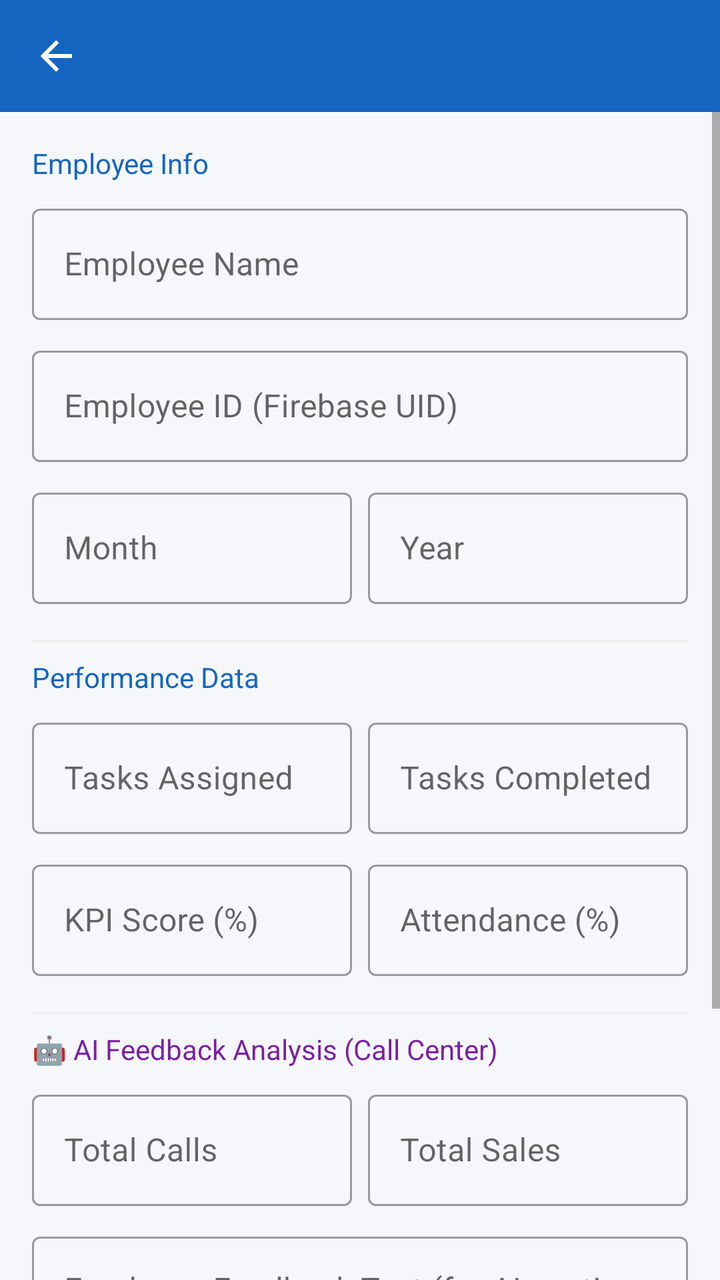
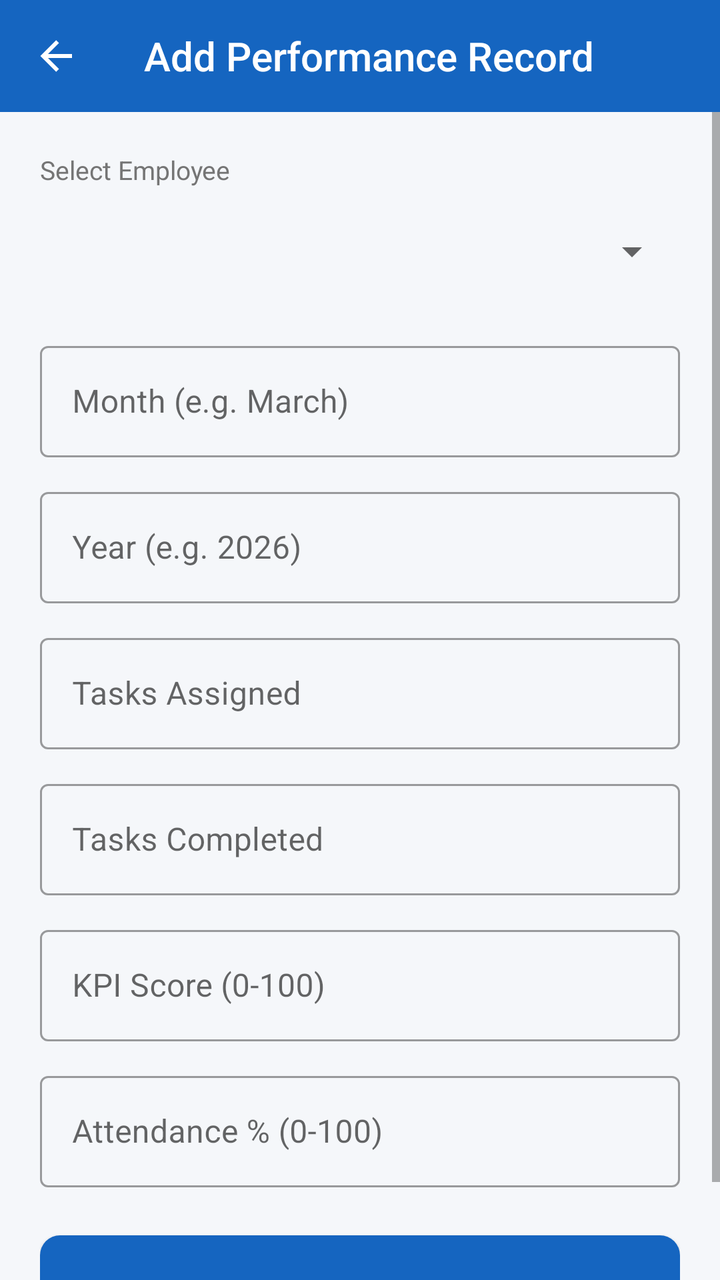

Before-and-after screenshots of an Android layout around one commit, followed by the original layout XML and the change that was made.
<!-- AndroidManifest.xml: application theme Theme.WorkVerse -->
<!-- res/layout/activity_add_performance.xml -->
<?xml version="1.0" encoding="utf-8"?>
<LinearLayout xmlns:android="http://schemas.android.com/apk/res/android"
    xmlns:app="http://schemas.android.com/apk/res-auto"
    android:layout_width="match_parent" android:layout_height="match_parent"
    android:orientation="vertical" android:background="@color/background">

    <androidx.appcompat.widget.Toolbar android:id="@+id/toolbar"
        android:layout_width="match_parent" android:layout_height="?attr/actionBarSize"
        android:background="@color/primary" app:titleTextColor="@color/white"
        app:navigationIcon="@drawable/ic_back"/>

    <ScrollView android:layout_width="match_parent" android:layout_height="0dp" android:layout_weight="1">
        <LinearLayout android:layout_width="match_parent" android:layout_height="wrap_content"
            android:orientation="vertical" android:padding="16dp">

            <TextView android:layout_width="wrap_content" android:layout_height="wrap_content"
                android:text="Employee Info" android:textSize="14sp" android:fontFamily="sans-serif-bold"
                android:textColor="@color/primary" android:layout_marginBottom="8dp"/>

            <com.google.android.material.textfield.TextInputLayout android:layout_width="match_parent"
                android:layout_height="wrap_content" android:hint="Employee Name"
                style="@style/Widget.MaterialComponents.TextInputLayout.OutlinedBox" android:layout_marginBottom="10dp">
                <com.google.android.material.textfield.TextInputEditText android:id="@+id/etEmployeeName"
                    android:layout_width="match_parent" android:layout_height="wrap_content"/>
            </com.google.android.material.textfield.TextInputLayout>

            <com.google.android.material.textfield.TextInputLayout android:layout_width="match_parent"
                android:layout_height="wrap_content" android:hint="Employee ID (Firebase UID)"
                style="@style/Widget.MaterialComponents.TextInputLayout.OutlinedBox" android:layout_marginBottom="10dp">
                <com.google.android.material.textfield.TextInputEditText android:id="@+id/etEmployeeId"
                    android:layout_width="match_parent" android:layout_height="wrap_content"/>
            </com.google.android.material.textfield.TextInputLayout>

            <LinearLayout android:layout_width="match_parent" android:layout_height="wrap_content"
                android:orientation="horizontal">
                <com.google.android.material.textfield.TextInputLayout android:layout_width="0dp"
                    android:layout_height="wrap_content" android:layout_weight="1" android:hint="Month"
                    style="@style/Widget.MaterialComponents.TextInputLayout.OutlinedBox"
                    android:layout_marginEnd="8dp" android:layout_marginBottom="10dp">
                    <com.google.android.material.textfield.TextInputEditText android:id="@+id/etMonth"
                        android:layout_width="match_parent" android:layout_height="wrap_content"/>
                </com.google.android.material.textfield.TextInputLayout>
                <com.google.android.material.textfield.TextInputLayout android:layout_width="0dp"
                    android:layout_height="wrap_content" android:layout_weight="1" android:hint="Year"
                    style="@style/Widget.MaterialComponents.TextInputLayout.OutlinedBox" android:layout_marginBottom="10dp">
                    <com.google.android.material.textfield.TextInputEditText android:id="@+id/etYear"
                        android:layout_width="match_parent" android:layout_height="wrap_content"
                        android:inputType="number"/>
                </com.google.android.material.textfield.TextInputLayout>
            </LinearLayout>

            <View android:layout_width="match_parent" android:layout_height="1dp"
                android:background="#EEEEEE" android:layout_marginVertical="8dp"/>
            <TextView android:layout_width="wrap_content" android:layout_height="wrap_content"
                android:text="Performance Data" android:textSize="14sp" android:fontFamily="sans-serif-bold"
                android:textColor="@color/primary" android:layout_marginBottom="8dp"/>

            <LinearLayout android:layout_width="match_parent" android:layout_height="wrap_content"
                android:orientation="horizontal">
                <com.google.android.material.textfield.TextInputLayout android:layout_width="0dp"
                    android:layout_height="wrap_content" android:layout_weight="1" android:hint="Tasks Assigned"
                    style="@style/Widget.MaterialComponents.TextInputLayout.OutlinedBox"
                    android:layout_marginEnd="8dp" android:layout_marginBottom="10dp">
                    <com.google.android.material.textfield.TextInputEditText android:id="@+id/etTasksAssigned"
                        android:layout_width="match_parent" android:layout_height="wrap_content"
                        android:inputType="number"/>
                </com.google.android.material.textfield.TextInputLayout>
                <com.google.android.material.textfield.TextInputLayout android:layout_width="0dp"
                    android:layout_height="wrap_content" android:layout_weight="1" android:hint="Tasks Completed"
                    style="@style/Widget.MaterialComponents.TextInputLayout.OutlinedBox" android:layout_marginBottom="10dp">
                    <com.google.android.material.textfield.TextInputEditText android:id="@+id/etTasksCompleted"
                        android:layout_width="match_parent" android:layout_height="wrap_content"
                        android:inputType="number"/>
                </com.google.android.material.textfield.TextInputLayout>
            </LinearLayout>

            <LinearLayout android:layout_width="match_parent" android:layout_height="wrap_content"
                android:orientation="horizontal">
                <com.google.android.material.textfield.TextInputLayout android:layout_width="0dp"
                    android:layout_height="wrap_content" android:layout_weight="1" android:hint="KPI Score (%)"
                    style="@style/Widget.MaterialComponents.TextInputLayout.OutlinedBox"
                    android:layout_marginEnd="8dp" android:layout_marginBottom="10dp">
                    <com.google.android.material.textfield.TextInputEditText android:id="@+id/etKpiScore"
                        android:layout_width="match_parent" android:layout_height="wrap_content"
                        android:inputType="numberDecimal"/>
                </com.google.android.material.textfield.TextInputLayout>
                <com.google.android.material.textfield.TextInputLayout android:layout_width="0dp"
                    android:layout_height="wrap_content" android:layout_weight="1" android:hint="Attendance (%)"
                    style="@style/Widget.MaterialComponents.TextInputLayout.OutlinedBox" android:layout_marginBottom="10dp">
                    <com.google.android.material.textfield.TextInputEditText android:id="@+id/etAttendance"
                        android:layout_width="match_parent" android:layout_height="wrap_content"
                        android:inputType="numberDecimal"/>
                </com.google.android.material.textfield.TextInputLayout>
            </LinearLayout>

            <View android:layout_width="match_parent" android:layout_height="1dp"
                android:background="#EEEEEE" android:layout_marginVertical="8dp"/>
            <TextView android:layout_width="wrap_content" android:layout_height="wrap_content"
                android:text="🤖 AI Feedback Analysis (Call Center)" android:textSize="14sp"
                android:fontFamily="sans-serif-bold" android:textColor="#7B1FA2" android:layout_marginBottom="8dp"/>

            <LinearLayout android:layout_width="match_parent" android:layout_height="wrap_content"
                android:orientation="horizontal">
                <com.google.android.material.textfield.TextInputLayout android:layout_width="0dp"
                    android:layout_height="wrap_content" android:layout_weight="1" android:hint="Total Calls"
                    style="@style/Widget.MaterialComponents.TextInputLayout.OutlinedBox"
                    android:layout_marginEnd="8dp" android:layout_marginBottom="10dp">
                    <com.google.android.material.textfield.TextInputEditText android:id="@+id/etTotalCalls"
                        android:layout_width="match_parent" android:layout_height="wrap_content"
                        android:inputType="number"/>
                </com.google.android.material.textfield.TextInputLayout>
                <com.google.android.material.textfield.TextInputLayout android:layout_width="0dp"
                    android:layout_height="wrap_content" android:layout_weight="1" android:hint="Total Sales"
                    style="@style/Widget.MaterialComponents.TextInputLayout.OutlinedBox" android:layout_marginBottom="10dp">
                    <com.google.android.material.textfield.TextInputEditText android:id="@+id/etTotalSales"
                        android:layout_width="match_parent" android:layout_height="wrap_content"
                        android:inputType="number"/>
                </com.google.android.material.textfield.TextInputLayout>
            </LinearLayout>

            <com.google.android.material.textfield.TextInputLayout android:layout_width="match_parent"
                android:layout_height="wrap_content"
                android:hint="Employee Feedback Text (for AI sentiment analysis)"
                style="@style/Widget.MaterialComponents.TextInputLayout.OutlinedBox" android:layout_marginBottom="10dp">
                <com.google.android.material.textfield.TextInputEditText android:id="@+id/etFeedbackText"
                    android:layout_width="match_parent" android:layout_height="wrap_content"
                    android:minLines="3" android:gravity="top" android:inputType="textMultiLine"/>
            </com.google.android.material.textfield.TextInputLayout>

            <TextView android:id="@+id/tvAIPreview" android:layout_width="match_parent"
                android:layout_height="wrap_content" android:text="AI will auto-analyze on save"
                android:textColor="#7B1FA2" android:textSize="11sp" android:layout_marginBottom="12dp"/>

            <ProgressBar android:id="@+id/progressBar" android:layout_width="wrap_content"
                android:layout_height="wrap_content" android:layout_gravity="center"
                android:visibility="gone" android:layout_marginBottom="8dp"/>

            <Button android:id="@+id/btnSubmit" android:layout_width="match_parent"
                android:layout_height="52dp" android:text="Save Performance Record"
                android:backgroundTint="@color/primary" android:textColor="@color/white"
                app:cornerRadius="10dp"/>
        </LinearLayout>
    </ScrollView>
</LinearLayout>
<!-- resources referenced by this layout -->
<resources>
  <color name="background">#F5F7FA</color>
  <color name="primary">#1565C0</color>
  <color name="white">#FFFFFF</color>
  <!-- drawable ic_back (drawable) -->
  <?xml version="1.0" encoding="utf-8"?>
  <vector xmlns:android="http://schemas.android.com/apk/res/android" android:width="24dp" android:height="24dp" android:viewportWidth="24" android:viewportHeight="24">
      <path android:fillColor="#FFFFFF" android:pathData="M20,11V13H8L13.5,18.5L12.08,19.92L4.16,12L12.08,4.08L13.5,5.5L8,11H20Z"/>
  </vector>
  <style name="Theme.WorkVerse" parent="Theme.MaterialComponents.Light.NoActionBar">
          <item name="colorPrimary">@color/primary</item>
          <item name="colorPrimaryVariant">@color/primary_dark</item>
          <item name="colorOnPrimary">@color/white</item>
          <item name="colorSecondary">@color/accent</item>
          <item name="android:colorBackground">@color/background</item>
          <item name="android:statusBarColor">@color/primary_dark</item>
      </style>
  <color name="primary_dark">#0D47A1</color>
  <color name="accent">#FF8F00</color>
</resources>

<!-- the commit's change to res/layout/activity_add_performance.xml (unified diff, before → after) -->
@@ -1,144 +1,145 @@
 <?xml version="1.0" encoding="utf-8"?>
 <LinearLayout xmlns:android="http://schemas.android.com/apk/res/android"
     xmlns:app="http://schemas.android.com/apk/res-auto"
-    android:layout_width="match_parent" android:layout_height="match_parent"
-    android:orientation="vertical" android:background="@color/background">
+    android:layout_width="match_parent"
+    android:layout_height="match_parent"
+    android:background="@color/background"
+    android:orientation="vertical">
 
-    <androidx.appcompat.widget.Toolbar android:id="@+id/toolbar"
-        android:layout_width="match_parent" android:layout_height="?attr/actionBarSize"
-        android:background="@color/primary" app:titleTextColor="@color/white"
-        app:navigationIcon="@drawable/ic_back"/>
+    <androidx.appcompat.widget.Toolbar
+        android:id="@+id/toolbar"
+        style="@style/WorkVerse.Toolbar"
+        android:layout_width="match_parent"
+        android:layout_height="?attr/actionBarSize"
+        app:navigationIcon="@drawable/ic_back"
+        app:title="Add Performance Record" />
 
-    <ScrollView android:layout_width="match_parent" android:layout_height="0dp" android:layout_weight="1">
-        <LinearLayout android:layout_width="match_parent" android:layout_height="wrap_content"
-            android:orientation="vertical" android:padding="16dp">
+    <ScrollView
+        android:layout_width="match_parent"
+        android:layout_height="0dp"
+        android:layout_weight="1">
 
-            <TextView android:layout_width="wrap_content" android:layout_height="wrap_content"
-                android:text="Employee Info" android:textSize="14sp" android:fontFamily="sans-serif-bold"
-                android:textColor="@color/primary" android:layout_marginBottom="8dp"/>
+        <LinearLayout
+            android:layout_width="match_parent"
+            android:layout_height="wrap_content"
+            android:orientation="vertical"
+            android:padding="20dp">
 
-            <com.google.android.material.textfield.TextInputLayout android:layout_width="match_parent"
-                android:layout_height="wrap_content" android:hint="Employee Name"
-                style="@style/Widget.MaterialComponents.TextInputLayout.OutlinedBox" android:layout_marginBottom="10dp">
-                <com.google.android.material.textfield.TextInputEditText android:id="@+id/etEmployeeName"
-                    android:layout_width="match_parent" android:layout_height="wrap_content"/>
+            <TextView
+                android:layout_width="wrap_content"
+                android:layout_height="wrap_content"
+                android:layout_marginBottom="6dp"
+                android:text="Select Employee"
+                android:textColor="@color/text_secondary"
+                android:textSize="13sp" />
+
+            <Spinner
+                android:id="@+id/spinnerEmployee"
+                android:layout_width="match_parent"
+                android:layout_height="52dp"
+                android:layout_marginBottom="16dp"
+                android:padding="12dp" />
+
+            <com.google.android.material.textfield.TextInputLayout
+                style="@style/Widget.MaterialComponents.TextInputLayout.OutlinedBox"
+                android:layout_width="match_parent"
+                android:layout_height="wrap_content"
+                android:layout_marginBottom="12dp"
+                android:hint="Month (e.g. March)">
+
+                <com.google.android.material.textfield.TextInputEditText
+                    android:id="@+id/etMonth"
+                    android:layout_width="match_parent"
+                    android:layout_height="wrap_content"
+                    android:inputType="text" />
             </com.google.android.material.textfield.TextInputLayout>
 
-            <com.google.android.material.textfield.TextInputLayout android:layout_width="match_parent"
-                android:layout_height="wrap_content" android:hint="Employee ID (Firebase UID)"
-                style="@style/Widget.MaterialComponents.TextInputLayout.OutlinedBox" android:layout_marginBottom="10dp">
-                <com.google.android.material.textfield.TextInputEditText android:id="@+id/etEmployeeId"
-                    android:layout_width="match_parent" android:layout_height="wrap_content"/>
+            <com.google.android.material.textfield.TextInputLayout
+                style="@style/Widget.MaterialComponents.TextInputLayout.OutlinedBox"
+                android:layout_width="match_parent"
+                android:layout_height="wrap_content"
+                android:layout_marginBottom="12dp"
+                android:hint="Year (e.g. 2026)">
+
+                <com.google.android.material.textfield.TextInputEditText
+                    android:id="@+id/etYear"
+                    android:layout_width="match_parent"
+                    android:layout_height="wrap_content"
+                    android:inputType="number" />
             </com.google.android.material.textfield.TextInputLayout>
 
-            <LinearLayout android:layout_width="match_parent" android:layout_height="wrap_content"
-                android:orientation="horizontal">
-                <com.google.android.material.textfield.TextInputLayout android:layout_width="0dp"
-                    android:layout_height="wrap_content" android:layout_weight="1" android:hint="Month"
-                    style="@style/Widget.MaterialComponents.TextInputLayout.OutlinedBox"
-                    android:layout_marginEnd="8dp" android:layout_marginBottom="10dp">
-                    <com.google.android.material.textfield.TextInputEditText android:id="@+id/etMonth"
-                        android:layout_width="match_parent" android:layout_height="wrap_content"/>
-                </com.google.android.material.textfield.TextInputLayout>
-                <com.google.android.material.textfield.TextInputLayout android:layout_width="0dp"
-                    android:layout_height="wrap_content" android:layout_weight="1" android:hint="Year"
-                    style="@style/Widget.MaterialComponents.TextInputLayout.OutlinedBox" android:layout_marginBottom="10dp">
-                    <com.google.android.material.textfield.TextInputEditText android:id="@+id/etYear"
-                        android:layout_width="match_parent" android:layout_height="wrap_content"
-                        android:inputType="number"/>
-                </com.google.android.material.textfield.TextInputLayout>
-            </LinearLayout>
+            <com.google.android.material.textfield.TextInputLayout
+                style="@style/Widget.MaterialComponents.TextInputLayout.OutlinedBox"
+                android:layout_width="match_parent"
+                android:layout_height="wrap_content"
+                android:layout_marginBottom="12dp"
+                android:hint="Tasks Assigned">
 
-            <View android:layout_width="match_parent" android:layout_height="1dp"
-                android:background="#EEEEEE" android:layout_marginVertical="8dp"/>
-            <TextView android:layout_width="wrap_content" android:layout_height="wrap_content"
-                android:text="Performance Data" android:textSize="14sp" android:fontFamily="sans-serif-bold"
-                android:textColor="@color/primary" android:layout_marginBottom="8dp"/>
-
-            <LinearLayout android:layout_width="match_parent" android:layout_height="wrap_content"
-                android:orientation="horizontal">
-                <com.google.android.material.textfield.TextInputLayout android:layout_width="0dp"
-                    android:layout_height="wrap_content" android:layout_weight="1" android:hint="Tasks Assigned"
-                    style="@style/Widget.MaterialComponents.TextInputLayout.OutlinedBox"
-                    android:layout_marginEnd="8dp" android:layout_marginBottom="10dp">
-                    <com.google.android.material.textfield.TextInputEditText android:id="@+id/etTasksAssigned"
-                        android:layout_width="match_parent" android:layout_height="wrap_content"
-                        android:inputType="number"/>
-                </com.google.android.material.textfield.TextInputLayout>
-                <com.google.android.material.textfield.TextInputLayout android:layout_width="0dp"
-                    android:layout_height="wrap_content" android:layout_weight="1" android:hint="Tasks Completed"
-                    style="@style/Widget.MaterialComponents.TextInputLayout.OutlinedBox" android:layout_marginBottom="10dp">
-                    <com.google.android.material.textfield.TextInputEditText android:id="@+id/etTasksCompleted"
-                        android:layout_width="match_parent" android:layout_height="wrap_content"
-                        android:inputType="number"/>
-                </com.google.android.material.textfield.TextInputLayout>
-            </LinearLayout>
-
-            <LinearLayout android:layout_width="match_parent" android:layout_height="wrap_content"
-                android:orientation="horizontal">
-                <com.google.android.material.textfield.TextInputLayout android:layout_width="0dp"
-                    android:layout_height="wrap_content" android:layout_weight="1" android:hint="KPI Score (%)"
-                    style="@style/Widget.MaterialComponents.TextInputLayout.OutlinedBox"
-                    android:layout_marginEnd="8dp" android:layout_marginBottom="10dp">
-                    <com.google.android.material.textfield.TextInputEditText android:id="@+id/etKpiScore"
-                        android:layout_width="match_parent" android:layout_height="wrap_content"
-                        android:inputType="numberDecimal"/>
-                </com.google.android.material.textfield.TextInputLayout>
-                <com.google.android.material.textfield.TextInputLayout android:layout_width="0dp"
-                    android:layout_height="wrap_content" android:layout_weight="1" android:hint="Attendance (%)"
-                    style="@style/Widget.MaterialComponents.TextInputLayout.OutlinedBox" android:layout_marginBottom="10dp">
-                    <com.google.android.material.textfield.TextInputEditText android:id="@+id/etAttendance"
-                        android:layout_width="match_parent" android:layout_height="wrap_content"
-                        android:inputType="numberDecimal"/>
-                </com.google.android.material.textfield.TextInputLayout>
-            </LinearLayout>
-
-            <View android:layout_width="match_parent" android:layout_height="1dp"
-                android:background="#EEEEEE" android:layout_marginVertical="8dp"/>
-            <TextView android:layout_width="wrap_content" android:layout_height="wrap_content"
-                android:text="🤖 AI Feedback Analysis (Call Center)" android:textSize="14sp"
-                android:fontFamily="sans-serif-bold" android:textColor="#7B1FA2" android:layout_marginBottom="8dp"/>
-
-            <LinearLayout android:layout_width="match_parent" android:layout_height="wrap_content"
-                android:orientation="horizontal">
-                <com.google.android.material.textfield.TextInputLayout android:layout_width="0dp"
-                    android:layout_height="wrap_content" android:layout_weight="1" android:hint="Total Calls"
-                    style="@style/Widget.MaterialComponents.TextInputLayout.OutlinedBox"
-                    android:layout_marginEnd="8dp" android:layout_marginBottom="10dp">
-                    <com.google.android.material.textfield.TextInputEditText android:id="@+id/etTotalCalls"
-                        android:layout_width="match_parent" android:layout_height="wrap_content"
-                        android:inputType="number"/>
-                </com.google.android.material.textfield.TextInputLayout>
-                <com.google.android.material.textfield.TextInputLayout android:layout_width="0dp"
-                    android:layout_height="wrap_content" android:layout_weight="1" android:hint="Total Sales"
-                    style="@style/Widget.MaterialComponents.TextInputLayout.OutlinedBox" android:layout_marginBottom="10dp">
-                    <com.google.android.material.textfield.TextInputEditText android:id="@+id/etTotalSales"
-                        android:layout_width="match_parent" android:layout_height="wrap_content"
-                        android:inputType="number"/>
-                </com.google.android.material.textfield.TextInputLayout>
-            </LinearLayout>
-
-            <com.google.android.material.textfield.TextInputLayout android:layout_width="match_parent"
-                android:layout_height="wrap_content"
-                android:hint="Employee Feedback Text (for AI sentiment analysis)"
-                style="@style/Widget.MaterialComponents.TextInputLayout.OutlinedBox" android:layout_marginBottom="10dp">
-                <com.google.android.material.textfield.TextInputEditText android:id="@+id/etFeedbackText"
-                    android:layout_width="match_parent" android:layout_height="wrap_content"
-                    android:minLines="3" android:gravity="top" android:inputType="textMultiLine"/>
+                <com.google.android.material.textfield.TextInputEditText
+                    android:id="@+id/etTasksAssigned"
+                    android:layout_width="match_parent"
+                    android:layout_height="wrap_content"
+                    android:inputType="number" />
             </com.google.android.material.textfield.TextInputLayout>
 
-            <TextView android:id="@+id/tvAIPreview" android:layout_width="match_parent"
-                android:layout_height="wrap_content" android:text="AI will auto-analyze on save"
-                android:textColor="#7B1FA2" android:textSize="11sp" android:layout_marginBottom="12dp"/>
+            <com.google.android.material.textfield.TextInputLayout
+                style="@style/Widget.MaterialComponents.TextInputLayout.OutlinedBox"
+                android:layout_width="match_parent"
+                android:layout_height="wrap_content"
+                android:layout_marginBottom="12dp"
+                android:hint="Tasks Completed">
 
-            <ProgressBar android:id="@+id/progressBar" android:layout_width="wrap_content"
-                android:layout_height="wrap_content" android:layout_gravity="center"
-                android:visibility="gone" android:layout_marginBottom="8dp"/>
+                <com.google.android.material.textfield.TextInputEditText
+                    android:id="@+id/etTasksCompleted"
+                    android:layout_width="match_parent"
+                    android:layout_height="wrap_content"
+                    android:inputType="number" />
+            </com.google.android.material.textfield.TextInputLayout>
 
-            <Button android:id="@+id/btnSubmit" android:layout_width="match_parent"
-                android:layout_height="52dp" android:text="Save Performance Record"
-                android:backgroundTint="@color/primary" android:textColor="@color/white"
-                app:cornerRadius="10dp"/>
+            <com.google.android.material.textfield.TextInputLayout
+                style="@style/Widget.MaterialComponents.TextInputLayout.OutlinedBox"
+                android:layout_width="match_parent"
+                android:layout_height="wrap_content"
+                android:layout_marginBottom="12dp"
+                android:hint="KPI Score (0-100)">
+
+                <com.google.android.material.textfield.TextInputEditText
+                    android:id="@+id/etKpiScore"
+                    android:layout_width="match_parent"
+                    android:layout_height="wrap_content"
+                    android:inputType="numberDecimal" />
+            </com.google.android.material.textfield.TextInputLayout>
+
+            <com.google.android.material.textfield.TextInputLayout
+                style="@style/Widget.MaterialComponents.TextInputLayout.OutlinedBox"
+                android:layout_width="match_parent"
+                android:layout_height="wrap_content"
+                android:layout_marginBottom="24dp"
+                android:hint="Attendance % (0-100)">
+
+                <com.google.android.material.textfield.TextInputEditText
+                    android:id="@+id/etAttendance"
+                    android:layout_width="match_parent"
+                    android:layout_height="wrap_content"
+                    android:inputType="numberDecimal" />
+            </com.google.android.material.textfield.TextInputLayout>
+
+            <Button
+                android:id="@+id/btnSubmit"
+                android:layout_width="match_parent"
+                android:layout_height="56dp"
+                android:background="@drawable/bg_btn_primary"
+                android:text="SAVE PERFORMANCE RECORD"
+                android:textColor="@android:color/white"
+                android:textSize="15sp" />
+
+            <ProgressBar
+                android:id="@+id/progressBar"
+                android:layout_width="wrap_content"
+                android:layout_height="wrap_content"
+                android:layout_gravity="center"
+                android:layout_marginTop="12dp"
+                android:visibility="gone" />
         </LinearLayout>
     </ScrollView>
 </LinearLayout>
<!-- resource entries referenced after the edit -->
@@ -1,6 +1,13 @@
 <!-- resources referenced by this layout -->
 <resources>
   <color name="background">#F5F7FA</color>
+  <color name="text_secondary">#757575</color>
+  <!-- drawable bg_btn_primary (drawable) -->
+  <?xml version="1.0" encoding="utf-8"?>
+  <shape xmlns:android="http://schemas.android.com/apk/res/android">
+      <solid android:color="#1565C0"/>
+      <corners android:radius="10dp"/>
+  </shape>
   <color name="primary">#1565C0</color>
   <color name="white">#FFFFFF</color>
   <!-- drawable ic_back (drawable) -->
@@ -8,6 +15,10 @@
   <vector xmlns:android="http://schemas.android.com/apk/res/android" android:width="24dp" android:height="24dp" android:viewportWidth="24" android:viewportHeight="24">
       <path android:fillColor="#FFFFFF" android:pathData="M20,11V13H8L13.5,18.5L12.08,19.92L4.16,12L12.08,4.08L13.5,5.5L8,11H20Z"/>
   </vector>
+  <style name="WorkVerse.Toolbar" parent="Widget.AppCompat.Toolbar">
+          <item name="android:background">@color/primary</item>
+          <item name="android:theme">@style/ThemeOverlay.AppCompat.Dark.ActionBar</item>
+      </style>
   <style name="Theme.WorkVerse" parent="Theme.MaterialComponents.Light.NoActionBar">
           <item name="colorPrimary">@color/primary</item>
           <item name="colorPrimaryVariant">@color/primary_dark</item>
